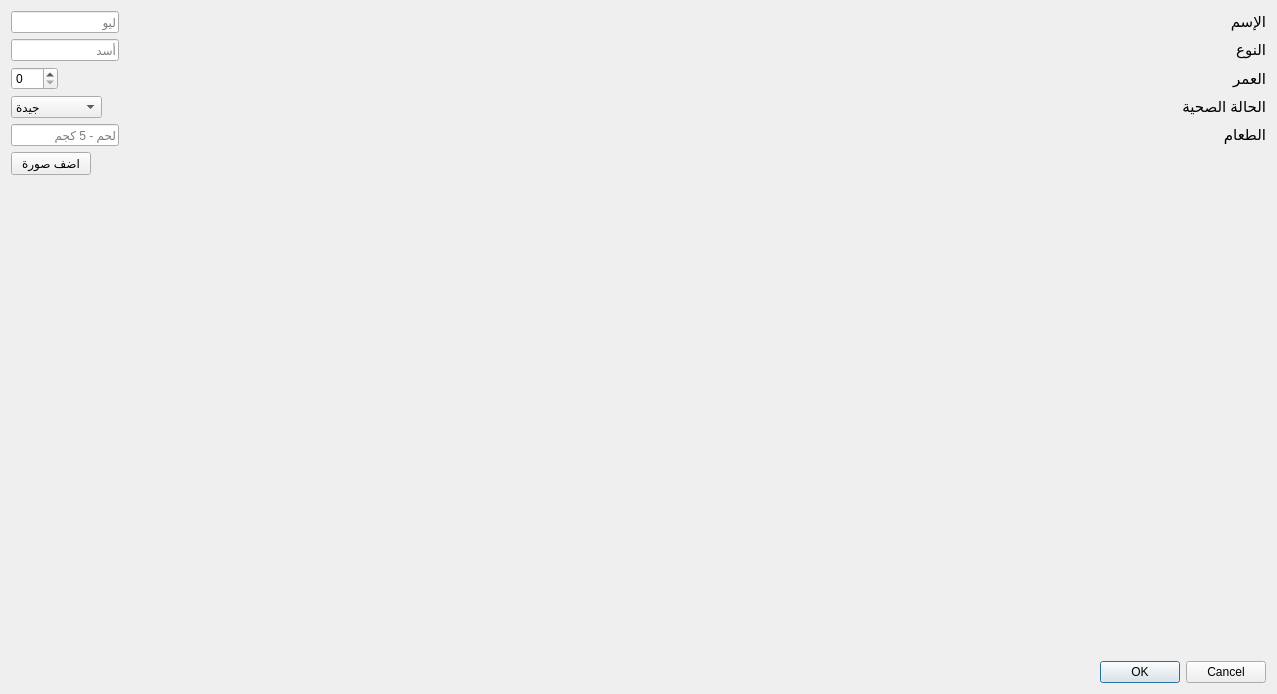
First picture: the form in addanimaldialog.ui, repository mostafa-1234-mo/Zoo-Management-System, before the edit.
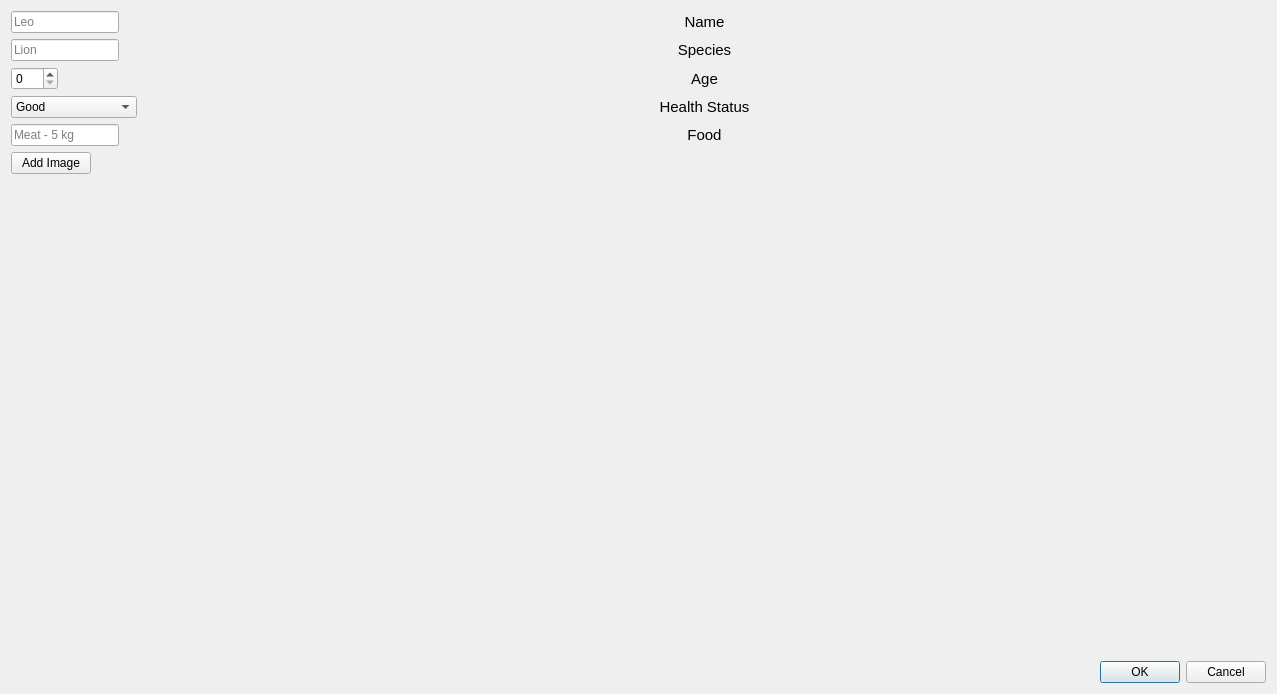
Second picture: the form after the edit.

What changed in the file:
```diff
--- a/addanimaldialog.ui
+++ b/addanimaldialog.ui
@@ -31,7 +31,7 @@
         </size>
        </property>
        <property name="placeholderText">
-        <string>ليو</string>
+        <string>Leo</string>
        </property>
       </widget>
      </item>
@@ -43,7 +43,10 @@
         </font>
        </property>
        <property name="text">
-        <string>الإسم</string>
+        <string>Name</string>
+       </property>
+       <property name="alignment">
+        <set>Qt::AlignmentFlag::AlignCenter</set>
        </property>
       </widget>
      </item>
@@ -56,7 +59,7 @@
         </size>
        </property>
        <property name="placeholderText">
-        <string>أسد</string>
+        <string>Lion</string>
        </property>
       </widget>
      </item>
@@ -68,7 +71,10 @@
         </font>
        </property>
        <property name="text">
-        <string>النوع</string>
+        <string>Species</string>
+       </property>
+       <property name="alignment">
+        <set>Qt::AlignmentFlag::AlignCenter</set>
        </property>
       </widget>
      </item>
@@ -93,7 +99,10 @@
         </font>
        </property>
        <property name="text">
-        <string>العمر</string>
+        <string>Age</string>
+       </property>
+       <property name="alignment">
+        <set>Qt::AlignmentFlag::AlignCenter</set>
        </property>
       </widget>
      </item>
@@ -107,17 +116,17 @@
        </property>
        <item>
         <property name="text">
-         <string>جيدة</string>
+         <string>Good</string>
         </property>
        </item>
        <item>
         <property name="text">
-         <string>تحتاج متابعة</string>
+         <string>Needs Monitoring</string>
         </property>
        </item>
        <item>
         <property name="text">
-         <string>حرجة</string>
+         <string>Critical</string>
         </property>
        </item>
       </widget>
@@ -130,7 +139,10 @@
         </font>
        </property>
        <property name="text">
-        <string>الحالة الصحية</string>
+        <string>Health Status</string>
+       </property>
+       <property name="alignment">
+        <set>Qt::AlignmentFlag::AlignCenter</set>
        </property>
       </widget>
      </item>
@@ -143,7 +155,7 @@
         </size>
        </property>
        <property name="placeholderText">
-        <string>لحم - 5 كجم</string>
+        <string>Meat - 5 kg</string>
        </property>
       </widget>
      </item>
@@ -155,14 +167,17 @@
         </font>
        </property>
        <property name="text">
-        <string>الطعام</string>
+        <string>Food</string>
+       </property>
+       <property name="alignment">
+        <set>Qt::AlignmentFlag::AlignCenter</set>
        </property>
       </widget>
      </item>
      <item row="5" column="0">
       <widget class="QPushButton" name="btnChooseImage">
        <property name="text">
-        <string>اضف صورة</string>
+        <string>Add Image</string>
        </property>
       </widget>
      </item>
```
